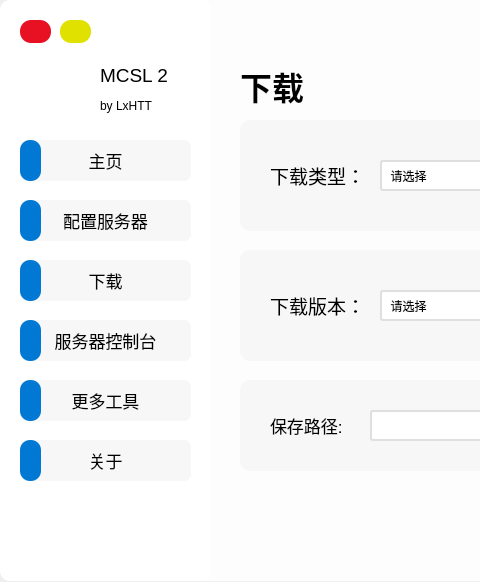
Above: MCSL2_MainWindow.ui from MCSLTeam/MCSL2 before the change; both pictures show x 0 to 480 and y 0 to 582 of the 943 by 582 pixel window. Below: the same form after it.
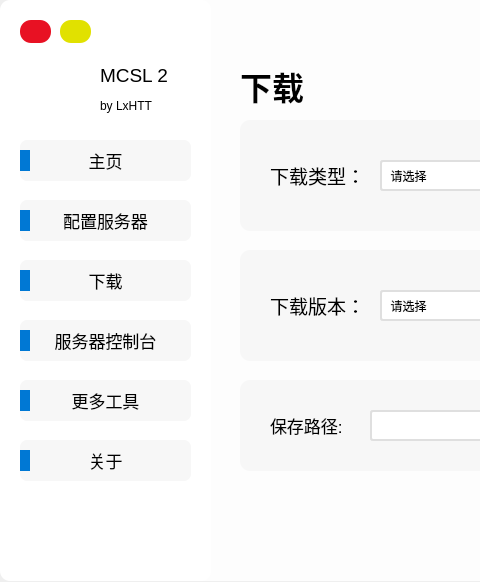
That is the form after the change. The open tabs and pages were chosen to show the change. Icons and pictures are not drawn.

Diff of the .ui file:
```diff
--- a/MCSL2_MainWindow.ui
+++ b/MCSL2_MainWindow.ui
@@ -459,9 +459,9 @@
      <property name="geometry">
       <rect>
        <x>20</x>
-       <y>140</y>
-       <width>21</width>
-       <height>41</height>
+       <y>150</y>
+       <width>10</width>
+       <height>21</height>
       </rect>
      </property>
      <property name="font">
@@ -488,9 +488,9 @@
      <property name="geometry">
       <rect>
        <x>20</x>
-       <y>200</y>
-       <width>21</width>
-       <height>41</height>
+       <y>210</y>
+       <width>10</width>
+       <height>21</height>
       </rect>
      </property>
      <property name="font">
@@ -517,9 +517,9 @@
      <property name="geometry">
       <rect>
        <x>20</x>
-       <y>260</y>
-       <width>21</width>
-       <height>41</height>
+       <y>270</y>
+       <width>10</width>
+       <height>21</height>
       </rect>
      </property>
      <property name="font">
@@ -546,9 +546,9 @@
      <property name="geometry">
       <rect>
        <x>20</x>
-       <y>320</y>
-       <width>21</width>
-       <height>41</height>
+       <y>330</y>
+       <width>10</width>
+       <height>21</height>
       </rect>
      </property>
      <property name="font">
@@ -575,9 +575,9 @@
      <property name="geometry">
       <rect>
        <x>20</x>
-       <y>380</y>
-       <width>21</width>
-       <height>41</height>
+       <y>390</y>
+       <width>10</width>
+       <height>21</height>
       </rect>
      </property>
      <property name="font">
@@ -604,9 +604,9 @@
      <property name="geometry">
       <rect>
        <x>20</x>
-       <y>440</y>
-       <width>21</width>
-       <height>41</height>
+       <y>450</y>
+       <width>10</width>
+       <height>21</height>
       </rect>
      </property>
      <property name="font">
```
Left out of the diff: 162 changed lines with no effect on the pictures.
